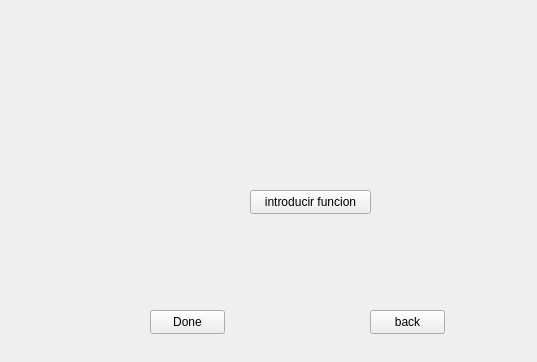
Before: the Qt Designer form Gui_OCanada/busqueda_incremental.ui in SrTokyo/proyectAnlNumerico, drawn with Qt 5; both pictures show x 0 to 537 and y 0 to 362 of the 640 by 480 pixel window.
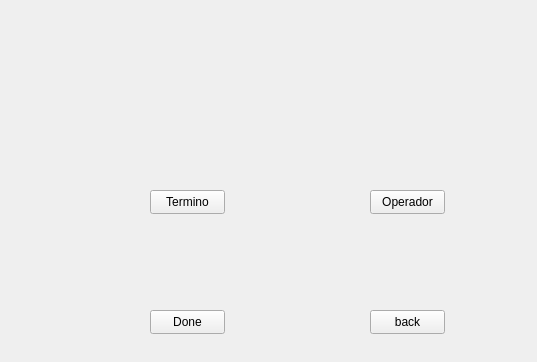
After: the same form once the commit is applied.

What changed in the file:
```diff
--- a/Gui_OCanada/busqueda_incremental.ui
+++ b/Gui_OCanada/busqueda_incremental.ui
@@ -29,19 +29,6 @@
     <string>Done</string>
    </property>
   </widget>
-  <widget class="QPushButton" name="introducir_funcion">
-   <property name="geometry">
-    <rect>
-     <x>250</x>
-     <y>190</y>
-     <width>121</width>
-     <height>24</height>
-    </rect>
-   </property>
-   <property name="text">
-    <string>introducir funcion</string>
-   </property>
-  </widget>
   <widget class="QPushButton" name="back">
    <property name="geometry">
     <rect>
@@ -55,6 +42,32 @@
     <string>back</string>
    </property>
   </widget>
+  <widget class="QPushButton" name="intro_Termino">
+   <property name="geometry">
+    <rect>
+     <x>150</x>
+     <y>190</y>
+     <width>75</width>
+     <height>24</height>
+    </rect>
+   </property>
+   <property name="text">
+    <string>Termino</string>
+   </property>
+  </widget>
+  <widget class="QPushButton" name="intro_Operador">
+   <property name="geometry">
+    <rect>
+     <x>370</x>
+     <y>190</y>
+     <width>75</width>
+     <height>24</height>
+    </rect>
+   </property>
+   <property name="text">
+    <string>Operador</string>
+   </property>
+  </widget>
  </widget>
  <resources/>
  <connections/>
```
